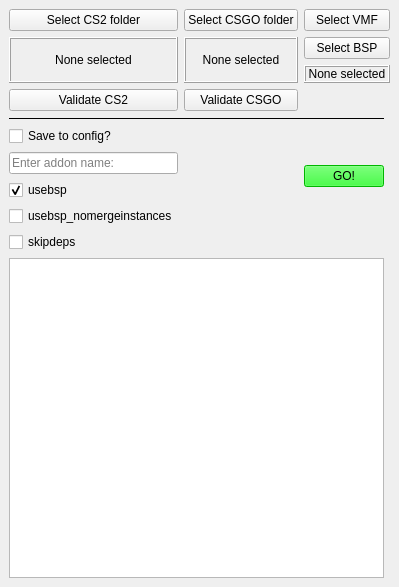
First picture: the form in src/ui/interface.ui, repository LaplaceTor/cs2-map-importer, before the edit.
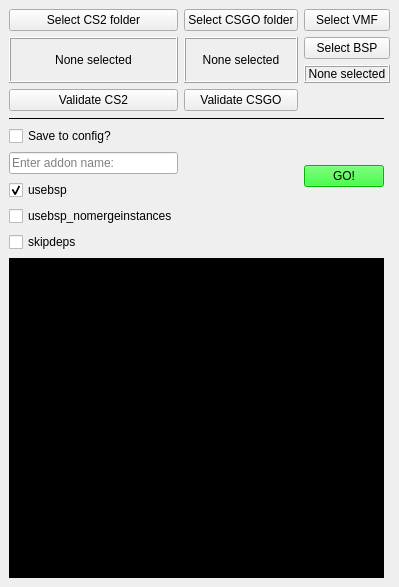
Second picture: the form after the edit.

Commit message:
feat: python presence check, auto-enter, logging, and ui styles
- Check for Python 3 at startup and show an error if missing.
- Save Python output to a timestamped log file.
- Auto-press Enter 5 seconds after starting the Python process.
- Set console UI background to black and text to white.

The edit to the form file:
```diff
--- a/src/ui/interface.ui
+++ b/src/ui/interface.ui
@@ -264,6 +264,9 @@
         <height>320</height>
        </size>
       </property>
+      <property name="styleSheet">
+       <string notr="true">background-color: black; color: white;</string>
+      </property>
      </widget>
     </item></layout>
   </widget>
```
The commit also changes 3 other files.
